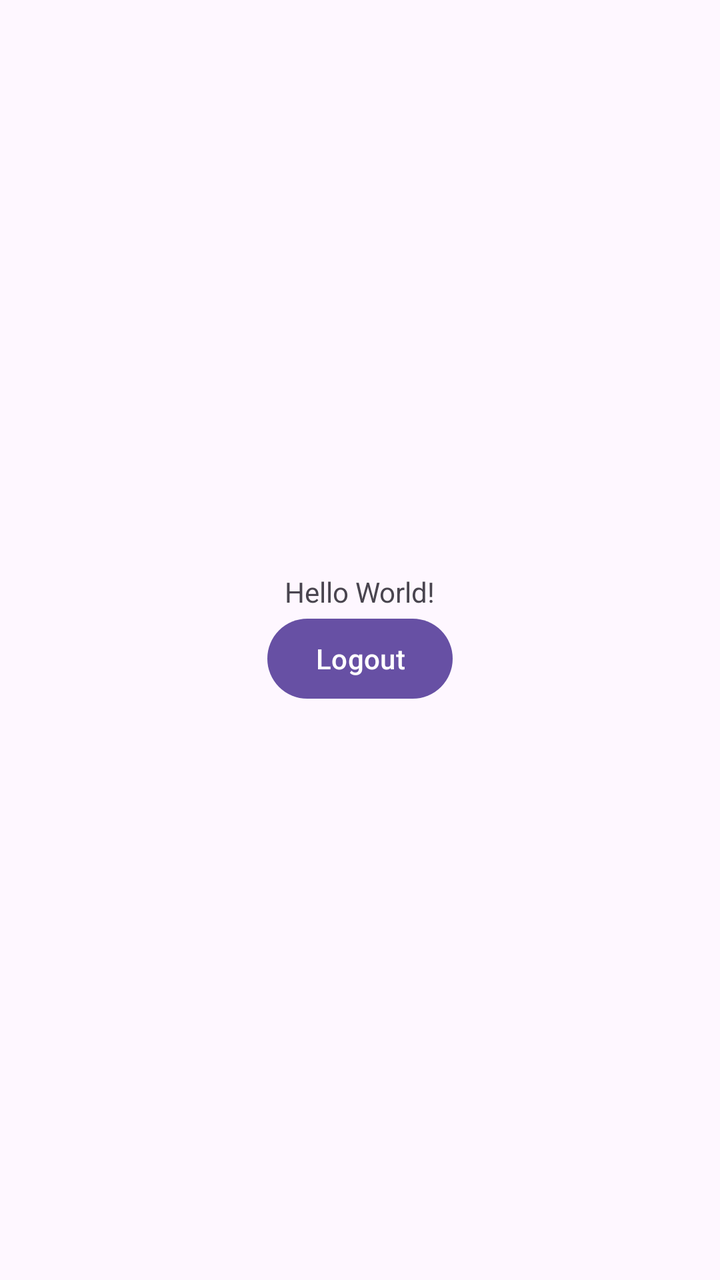
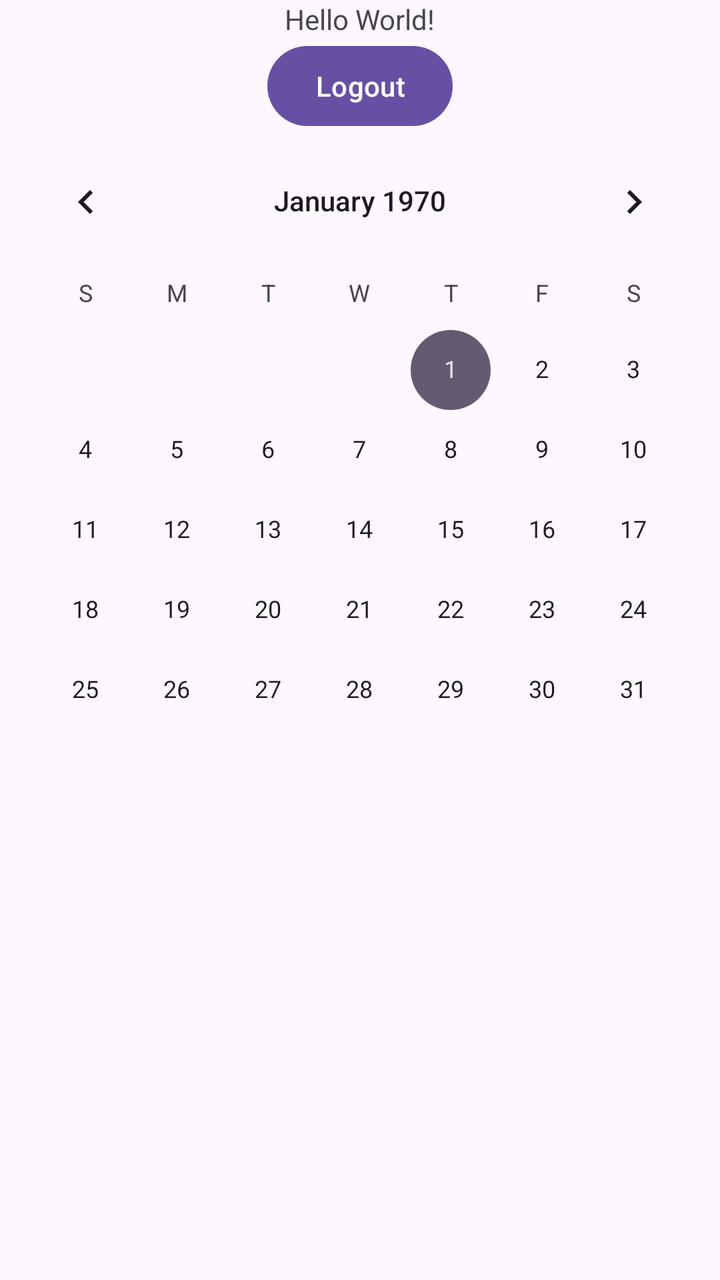

Screens rendered from an Android XML layout before and after an edit, with the pre-edit source and the edit as a unified diff.
<!-- AndroidManifest.xml: application theme Theme.Material3.Light -->
<!-- res/layout/activity_main.xml -->
<?xml version="1.0" encoding="utf-8"?>
<LinearLayout xmlns:android="http://schemas.android.com/apk/res/android"
    xmlns:app="http://schemas.android.com/apk/res-auto"
    xmlns:tools="http://schemas.android.com/tools"
    android:id="@+id/main"
    android:layout_width="match_parent"
    android:orientation="vertical"
    android:gravity="center"
    android:layout_height="match_parent"
    tools:context=".MainActivity">

    <TextView
        android:id="@+id/user_details"
        android:layout_width="wrap_content"
        android:layout_height="wrap_content"
        android:text="Hello World!" />

    <Button
        android:text="@string/logout"
        android:id="@+id/logout"
        android:layout_width="wrap_content"
        android:layout_height="wrap_content" />


</LinearLayout>
<!-- resources referenced by this layout -->
<resources>
  <string name="logout">Logout</string>
</resources>

<!-- the commit's change to res/layout/activity_main.xml (unified diff, before → after) -->
@@ -16,10 +16,15 @@
         android:text="Hello World!" />
 
     <Button
-        android:text="@string/logout"
         android:id="@+id/logout"
         android:layout_width="wrap_content"
-        android:layout_height="wrap_content" />
+        android:layout_height="wrap_content"
+        android:text="@string/logout" />
+
+    <CalendarView
+        android:id="@+id/calendarView"
+        android:layout_width="match_parent"
+        android:layout_height="match_parent" />
 
 
 </LinearLayout>
